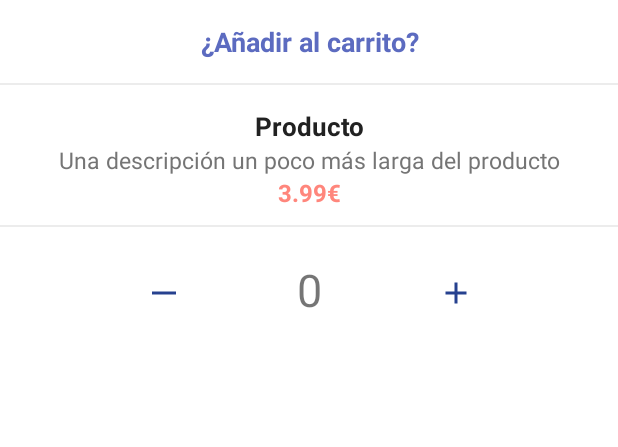
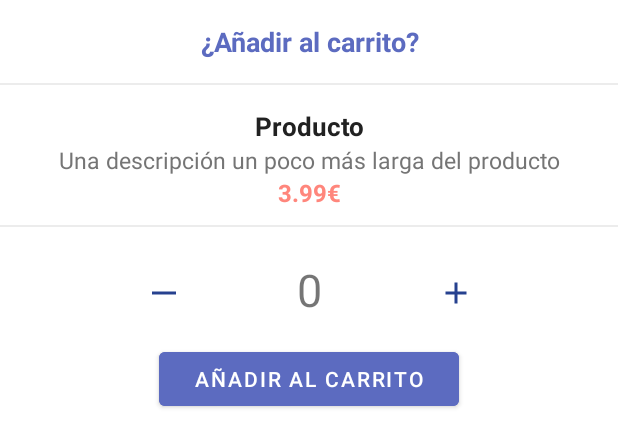
Before and after one commit to fer227/ServitPlus, an Android app: the layout layout_bottom_sheet.xml on its own in the app's theme, with its tools: preview values and no code run, on a phone screen of 412 x 824 dp. Shown: the top 447 px of the screen. Run offline under Robolectric (Android 15) with nearby library versions, the phone set to English and light mode, and no system bars.

Commit message:
Modal funcionando con los bordes recortados. Falta seleccionar la cantidad

```diff
--- a/app/src/main/java/com/app/servit/fragments/CartaFragment.java
+++ b/app/src/main/java/com/app/servit/fragments/CartaFragment.java
@@ -124,7 +124,7 @@ public class CartaFragment extends Fragment {
                 productos.clear();
                 productos.addAll(response.body());
                 adapterProductos.notifyDataSetChanged();
-                Utils.enviarToastLong("Haz scrolls sobre los ingredientes para ver más", getContext());
+                Utils.enviarToast("Haz scrolls sobre los ingredientes para ver más", getContext());
                 v.findViewById(R.id.include_categorias).setVisibility(View.GONE);
                 v.findViewById(R.id.include_productos).setVisibility(View.VISIBLE);
                 //((TextView)v.findViewById(R.id.titulo_productos)).setText(categoria);
--- a/app/src/main/res/drawable-v24/bottom_sheet_background.xml
+++ b/app/src/main/res/drawable-v24/bottom_sheet_background.xml
@@ -2,5 +2,5 @@
 <shape xmlns:android="http://schemas.android.com/apk/res/android"
     android:shape="rectangle">
     <solid android:color="@color/white"/>
-    <corners android:topLeftRadius="20dp" android:topRightRadius="20dp"/>
+    <corners android:topLeftRadius="30dp" android:topRightRadius="30dp"/>
 </shape>
--- a/app/src/main/res/layout/layout_bottom_sheet.xml
+++ b/app/src/main/res/layout/layout_bottom_sheet.xml
@@ -5,6 +5,7 @@
     android:layout_width="match_parent"
     android:layout_height="wrap_content"
     android:id="@+id/bottom_container"
+    android:backgroundTintMode="@android:color/transparent"
     android:orientation="vertical"
     android:background="@drawable/bottom_sheet_background">
 
@@ -120,4 +121,13 @@
 
     </androidx.constraintlayout.widget.ConstraintLayout>
 
+    <Button
+        android:layout_width="200dp"
+        android:layout_height="wrap_content"
+        android:layout_gravity="center"
+        android:text="Añadir al carrito"
+        android:textColor="@color/white"
+        android:layout_marginBottom="10dp"
+        android:backgroundTint="@color/colorSecondary"/>
+
 </LinearLayout>
--- a/app/src/main/res/values/themes.xml
+++ b/app/src/main/res/values/themes.xml
@@ -15,5 +15,16 @@
 
         <item name="windowNoTitle">true</item>
         <item name="windowActionBar">false</item>
+        <item name="bottomSheetDialogTheme">@style/AppBottomSheetDialogTheme</item>
+    </style>
+
+    <style name="AppBottomSheetDialogTheme"
+        parent="Theme.Design.Light.BottomSheetDialog">
+        <item name="bottomSheetStyle">@style/AppModalStyle</item>
+    </style>
+
+    <style name="AppModalStyle"
+        parent="Widget.Design.BottomSheet.Modal">
+        <item name="android:background">@drawable/bottom_sheet_background</item>
     </style>
 </resources>
```
Also changed, not shown: app/src/main/java/com/app/servit/adaptadores/ListAdapterProductos.java (+11 -5 lines), app/src/main/java/com/app/servit/utils/Utils.java (+0 -7 lines).
